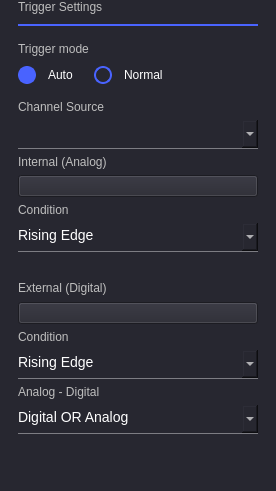
Old version of the form ui/trigger_settings.ui in the repository analogdevicesinc/scopy.
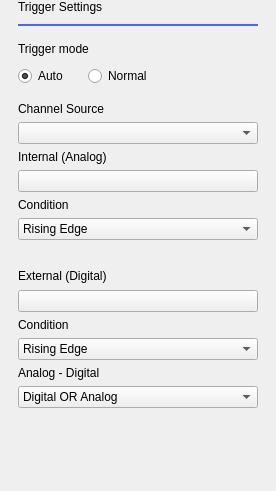
New version of the form. Icons and pictures are not drawn. Custom widgets are drawn as their Qt base class.

```diff
--- a/ui/trigger_settings.ui
+++ b/ui/trigger_settings.ui
@@ -31,84 +31,6 @@
   <property name="windowTitle">
    <string>Form</string>
   </property>
-  <property name="styleSheet">
-   <string notr="true">QWidget
-{
-  background-color: rgb(39, 39, 48);
-  color: rgb(190, 190, 190);
-  font: 75 10pt &quot;DejaVu Sans&quot;;
-}
-
-/* QTabsWidgets */
-QTabWidget::pane {
-  border-top: 0px;
-}
-QTabBar::tab {
-  background:  rgb(39, 39, 48);
-  min-width: 135px;
-  padding-bottom: 5px;
-  font: bold;
-}
-QTabBar::tab:selected {
-  color: white;
-  border-bottom: 2px solid rgba(243, 109, 10);
-  margin-top: 0px;
-}
-QTabBar::tab:!selected {
-  border-bottom: 2px solid rgba(55, 55, 64);
-  margin-top: 0px;
-}
-
-/* QComboBoxes*/
-QComboBox
-{
-  height: 24px;
-  border: 0px;
-  color: white;
-  font-size: 14px;
-  border-bottom: 1px solid rgba(255, 255, 255, 102);
-  padding-bottom: 4px;
-}
-QComboBox::drop-down
-{
-  subcontrol-position: center right;
-  width: 10px;
-  height: 6px;
-  border-image: url(:/icons/sba_cmb_box_arrow.svg);
-}
-QComboBox QAbstractItemView {
-  border: 0px;
-  color: white;
-  selection-background-color: rgba(25, 25, 25);
-  outline: 0px;
-}
-QComboBox:disabled
-{
-  color: rgb(85, 85, 85);
-}
-
-/* QLabels */
-QLabel:disabled
-{
-  color: rgb(85, 85, 85);
-}
-
-QRadioButton {
-color: white;
-spacing: 12px;
-background-color: transparent;
-}
-QRadioButton::indicator {
-width: 14px;
-height: 14px;
-border: 2px solid;
-border-radius: 9px;
-border-color: rgb(73, 99, 255);
-}
-QRadioButton::indicator:checked {
-background-color: rgb(73, 99, 255);
-}</string>
-  </property>
   <layout class="QVBoxLayout" name="verticalLayout">
    <property name="spacing">
     <number>6</number>
```
